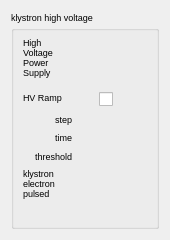
First picture: the form in src/widgets/ui/klystronHV.ui, repository srgblnch/LinacGUI, before the edit.
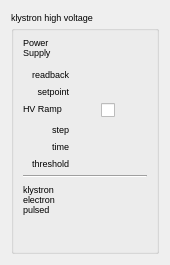
Second picture: the form after the edit. Custom widgets are drawn as their Qt base class.

Commit message: klystronHV redo

Diff of the .ui file:
```diff
--- a/src/widgets/ui/klystronHV.ui
+++ b/src/widgets/ui/klystronHV.ui
@@ -7,7 +7,7 @@
     <x>0</x>
     <y>0</y>
     <width>170</width>
-    <height>240</height>
+    <height>265</height>
    </rect>
   </property>
   <property name="windowTitle">
@@ -25,7 +25,7 @@
       <string>klystron high voltage</string>
      </property>
      <layout class="QGridLayout" name="gridLayout_2">
-      <item row="0" column="0" rowspan="3">
+      <item row="0" column="0" rowspan="2">
        <widget class="QLabel" name="hvLabel">
         <property name="maximumSize">
          <size>
@@ -39,7 +39,7 @@
          </font>
         </property>
         <property name="text">
-         <string>High Voltage Power Supply</string>
+         <string>Power Supply</string>
         </property>
         <property name="alignment">
          <set>Qt::AlignLeading|Qt::AlignLeft|Qt::AlignTop</set>
@@ -59,15 +59,6 @@
        </widget>
       </item>
       <item row="1" column="1" colspan="2">
-       <widget class="TaurusLabel" name="hvVoltageValue">
-        <property name="font">
-         <font>
-          <pointsize>7</pointsize>
-         </font>
-        </property>
-       </widget>
-      </item>
-      <item row="2" column="1" colspan="2">
        <widget class="TaurusLabel" name="hvCurrentValue">
         <property name="font">
          <font>
@@ -76,7 +67,39 @@
         </property>
        </widget>
       </item>
+      <item row="2" column="0">
+       <widget class="QLabel" name="hvCurrentLabel">
+        <property name="text">
+         <string>readback</string>
+        </property>
+        <property name="alignment">
+         <set>Qt::AlignRight|Qt::AlignTrailing|Qt::AlignVCenter</set>
+        </property>
+       </widget>
+      </item>
+      <item row="2" column="1" colspan="2">
+       <widget class="TaurusLabel" name="hvVoltageValue">
+        <property name="font">
+         <font>
+          <pointsize>7</pointsize>
+         </font>
+        </property>
+       </widget>
+      </item>
       <item row="3" column="0">
+       <widget class="QLabel" name="hvRampStepLabel_2">
+        <property name="text">
+         <string>setpoint</string>
+        </property>
+        <property name="alignment">
+         <set>Qt::AlignRight|Qt::AlignTrailing|Qt::AlignVCenter</set>
+        </property>
+       </widget>
+      </item>
+      <item row="3" column="1" colspan="2">
+       <widget class="TaurusLabel" name="hvSetpointValue"/>
+      </item>
+      <item row="4" column="0">
        <widget class="QLabel" name="hvRamp">
         <property name="maximumSize">
          <size>
@@ -92,7 +115,7 @@
         </property>
        </widget>
       </item>
-      <item row="3" column="1">
+      <item row="4" column="1">
        <widget class="TaurusLed" name="hvRampEnableLed">
         <property name="minimumSize">
          <size>
@@ -108,7 +131,7 @@
         </property>
        </widget>
       </item>
-      <item row="3" column="2">
+      <item row="4" column="2">
        <widget class="TaurusValueCheckBox" name="hvRampEnableCheck">
         <property name="showText">
          <bool>false</bool>
@@ -121,40 +144,53 @@
         </property>
        </widget>
       </item>
-      <item row="4" column="1" colspan="2">
-       <widget class="TaurusLabel" name="hvRampStepValue"/>
+      <item row="5" column="0">
+       <widget class="QLabel" name="hvRampStepLabel">
+        <property name="text">
+         <string>step</string>
+        </property>
+        <property name="alignment">
+         <set>Qt::AlignRight|Qt::AlignTrailing|Qt::AlignVCenter</set>
+        </property>
+       </widget>
       </item>
       <item row="5" column="1" colspan="2">
-       <widget class="TaurusLabel" name="hvRampStepTimeValue"/>
+       <widget class="TaurusLabel" name="hvRampStepValue"/>
+      </item>
+      <item row="6" column="0">
+       <widget class="QLabel" name="hvRampStepTimeLabel">
+        <property name="text">
+         <string>time</string>
+        </property>
+        <property name="alignment">
+         <set>Qt::AlignRight|Qt::AlignTrailing|Qt::AlignVCenter</set>
+        </property>
+       </widget>
       </item>
       <item row="6" column="1" colspan="2">
-       <widget class="TaurusLabel" name="hvRampThresholdValue"/>
+       <widget class="TaurusLabel" name="hvRampStepTimeValue"/>
       </item>
-      <item row="7" column="0" rowspan="3">
-       <widget class="QLabel" name="klystronLabel">
-        <property name="maximumSize">
-         <size>
-          <width>60</width>
-          <height>16777215</height>
-         </size>
-        </property>
-        <property name="font">
-         <font>
-          <pointsize>7</pointsize>
-         </font>
-        </property>
+      <item row="7" column="0">
+       <widget class="QLabel" name="hvRampThresholdLabel">
         <property name="text">
-         <string>klystron electron pulsed</string>
+         <string>threshold</string>
         </property>
         <property name="alignment">
-         <set>Qt::AlignLeading|Qt::AlignLeft|Qt::AlignTop</set>
-        </property>
-        <property name="wordWrap">
-         <bool>true</bool>
+         <set>Qt::AlignRight|Qt::AlignTrailing|Qt::AlignVCenter</set>
         </property>
        </widget>
       </item>
       <item row="7" column="1" colspan="2">
+       <widget class="TaurusLabel" name="hvRampThresholdValue"/>
+      </item>
+      <item row="8" column="0" colspan="3">
+       <widget class="Line" name="line">
+        <property name="orientation">
+         <enum>Qt::Horizontal</enum>
+        </property>
+       </widget>
+      </item>
+      <item row="9" column="1" colspan="2">
        <widget class="TaurusLabel" name="pulseStatusValue">
         <property name="font">
          <font>
@@ -163,7 +199,7 @@
         </property>
        </widget>
       </item>
-      <item row="8" column="1" colspan="2">
+      <item row="10" column="1" colspan="2">
        <widget class="TaurusLabel" name="klystronVoltageValue">
         <property name="font">
          <font>
@@ -172,7 +208,7 @@
         </property>
        </widget>
       </item>
-      <item row="9" column="1" colspan="2">
+      <item row="11" column="1" colspan="2">
        <widget class="TaurusLabel" name="klystronCurrentValue">
         <property name="font">
          <font>
@@ -181,33 +217,40 @@
         </property>
        </widget>
       </item>
-      <item row="4" column="0">
-       <widget class="QLabel" name="label">
-        <property name="text">
-         <string>step</string>
+      <item row="12" column="1">
+       <spacer name="verticalSpacer">
+        <property name="orientation">
+         <enum>Qt::Vertical</enum>
         </property>
-        <property name="alignment">
-         <set>Qt::AlignRight|Qt::AlignTrailing|Qt::AlignVCenter</set>
+        <property name="sizeHint" stdset="0">
+         <size>
+          <width>20</width>
+          <height>40</height>
+         </size>
         </property>
-       </widget>
+       </spacer>
       </item>
-      <item row="5" column="0">
-       <widget class="QLabel" name="label_2">
-        <property name="text">
-         <string>time</string>
+      <item row="9" column="0" rowspan="3">
+       <widget class="QLabel" name="klystronLabel">
+        <property name="maximumSize">
+         <size>
+          <width>60</width>
+          <height>16777215</height>
+         </size>
         </property>
-        <property name="alignment">
-         <set>Qt::AlignRight|Qt::AlignTrailing|Qt::AlignVCenter</set>
+        <property name="font">
+         <font>
+          <pointsize>7</pointsize>
+         </font>
         </property>
-       </widget>
-      </item>
-      <item row="6" column="0">
-       <widget class="QLabel" name="label_3">
         <property name="text">
-         <string>threshold</string>
+         <string>klystron electron pulsed</string>
         </property>
         <property name="alignment">
-         <set>Qt::AlignRight|Qt::AlignTrailing|Qt::AlignVCenter</set>
+         <set>Qt::AlignLeading|Qt::AlignLeft|Qt::AlignTop</set>
+        </property>
+        <property name="wordWrap">
+         <bool>true</bool>
         </property>
        </widget>
       </item>
@@ -223,12 +266,6 @@
    <header>taurus.qt.qtgui.container</header>
    <container>1</container>
   </customwidget>
-  <customwidget>
-   <class>TaurusGroupBox</class>
-   <extends>QGroupBox</extends>
-   <header>taurus.qt.qtgui.container</header>
-   <container>1</container>
-  </customwidget>
   <customwidget>
    <class>TaurusLabel</class>
    <extends>QLabel</extends>
@@ -249,6 +286,12 @@
    <extends>QPixmapWidget</extends>
    <header>taurus.qt.qtgui.display</header>
   </customwidget>
+  <customwidget>
+   <class>TaurusGroupBox</class>
+   <extends>QGroupBox</extends>
+   <header>taurus.qt.qtgui.container</header>
+   <container>1</container>
+  </customwidget>
   <customwidget>
    <class>QPixmapWidget</class>
    <extends>QWidget</extends>
```
The commit also changes 2 other files.
